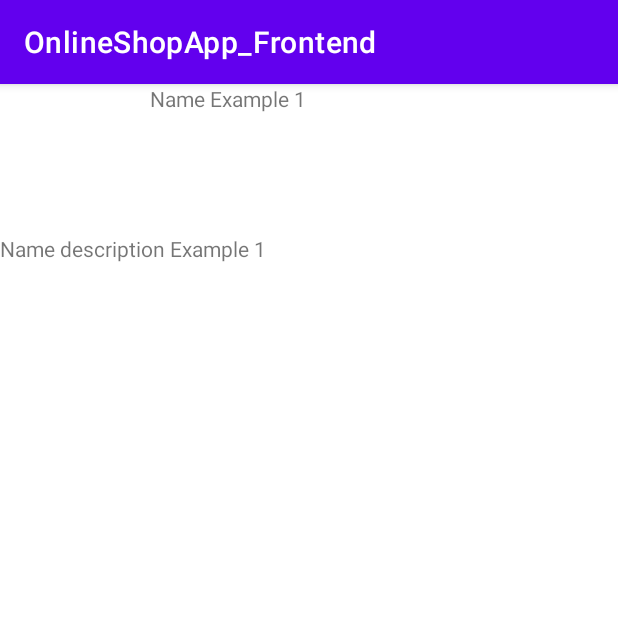
After one commit to wdziwinska/OnlineShopApp_Frontend, an Android app: the ItemDetailActivity screen opened directly, with no data from a screen before it, on a phone screen of 412 x 824 dp, the top half of it. The commit adds this screen. Run offline under Robolectric (Android 15) with nearby library versions, the phone set to English and light mode, and no system bars.

Commit message:
Displaying text on other screen after click on the item

```diff
--- a/app/src/main/AndroidManifest.xml
+++ b/app/src/main/AndroidManifest.xml
@@ -25,6 +25,7 @@
                 <category android:name="android.intent.category.LAUNCHER" />
             </intent-filter>
         </activity>
+        <activity android:name=".ui.ItemDetailActivity" />
     </application>
 
 </manifest>
--- /dev/null
+++ b/app/src/main/java/com/example/onlineshopapp_frontend/ui/ItemDetailActivity.kt
@@ -0,0 +1,28 @@
+package com.example.onlineshopapp_frontend.ui
+
+import android.annotation.SuppressLint
+import android.os.Bundle
+import android.widget.TextView
+import androidx.appcompat.app.AppCompatActivity
+import com.example.onlineshopapp_frontend.R
+
+class ItemDetailActivity : AppCompatActivity() {
+
+    @SuppressLint("MissingInflatedId", "SetTextI18n")
+    override fun onCreate(savedInstanceState: Bundle?) {
+        super.onCreate(savedInstanceState)
+        setContentView(R.layout.activity_item_detail)
+
+        // Get the item from the intent extra
+        val item = intent.getStringExtra("item")
+
+        // Find the views
+        val nameTextView = findViewById<TextView>(R.id.nameTextView)
+        val descriptionTextView = findViewById<TextView>(R.id.descriptionTextView)
+
+        // Populate views with item details
+        nameTextView.text = "Name Example 1"
+        descriptionTextView.text = "Name description Example 1"
+    }
+
+}
--- /dev/null
+++ b/app/src/main/java/com/example/onlineshopapp_frontend/ui/Product.kt
@@ -0,0 +1,8 @@
+package com.example.onlineshopapp_frontend.ui
+
+data class Product(
+    val id: String,
+    val name: String,
+    val description: String,
+    val price: Double
+)
--- a/app/src/main/java/com/example/onlineshopapp_frontend/ui/transform/TransformFragment.kt
+++ b/app/src/main/java/com/example/onlineshopapp_frontend/ui/transform/TransformFragment.kt
@@ -1,5 +1,6 @@
 package com.example.onlineshopapp_frontend.ui.transform
 
+import android.content.Intent
 import android.os.Bundle
 import android.view.LayoutInflater
 import android.view.View
@@ -15,6 +16,7 @@ import androidx.recyclerview.widget.RecyclerView
 import com.example.onlineshopapp_frontend.R
 import com.example.onlineshopapp_frontend.databinding.FragmentTransformBinding
 import com.example.onlineshopapp_frontend.databinding.ItemTransformBinding
+import com.example.onlineshopapp_frontend.ui.ItemDetailActivity
 
 /**
  * Fragment that demonstrates a responsive layout pattern where the format of the content
@@ -92,6 +94,12 @@ class TransformFragment : Fragment() {
             holder.imageView.setImageDrawable(
                 ResourcesCompat.getDrawable(holder.imageView.resources, drawables[position], null)
             )
+            holder.itemView.setOnClickListener {
+                val item = getItem(position)
+                val intent = Intent(holder.itemView.context, ItemDetailActivity::class.java)
+                intent.putExtra("item", item)
+                holder.itemView.context.startActivity(intent)
+            }
         }
     }
 
--- /dev/null
+++ b/app/src/main/res/layout/activity_item_detail.xml
@@ -0,0 +1,35 @@
+<?xml version="1.0" encoding="utf-8"?>
+<androidx.constraintlayout.widget.ConstraintLayout
+    xmlns:android="http://schemas.android.com/apk/res/android"
+    xmlns:app="http://schemas.android.com/apk/res-auto"
+    xmlns:tools="http://schemas.android.com/tools"
+    android:layout_width="match_parent"
+    android:layout_height="match_parent"
+    tools:context="ui.ItemDetailActivity">
+
+    <ImageView
+        android:id="@+id/itemImageView"
+        android:layout_width="100dp"
+        android:layout_height="100dp"
+        app:layout_constraintStart_toStartOf="parent"
+        app:layout_constraintTop_toTopOf="parent" />
+
+    <TextView
+        android:id="@+id/nameTextView"
+        android:layout_width="wrap_content"
+        android:layout_height="wrap_content"
+        app:layout_constraintStart_toEndOf="@id/itemImageView"
+        app:layout_constraintTop_toTopOf="parent"
+        tools:text="Item Name" />
+
+    <TextView
+        android:id="@+id/descriptionTextView"
+        android:layout_width="0dp"
+        android:layout_height="0dp"
+        app:layout_constraintStart_toStartOf="parent"
+        app:layout_constraintEnd_toEndOf="parent"
+        app:layout_constraintTop_toBottomOf="@id/itemImageView"
+        app:layout_constraintBottom_toBottomOf="parent"
+        tools:text="Item description" />
+
+</androidx.constraintlayout.widget.ConstraintLayout>
```
